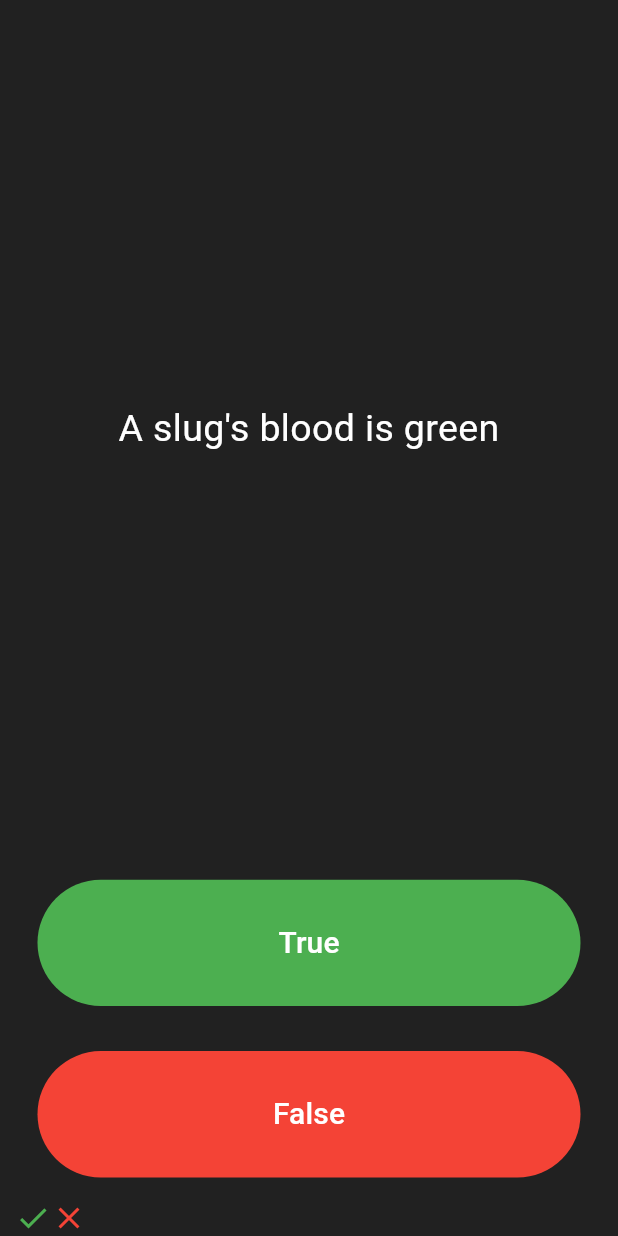
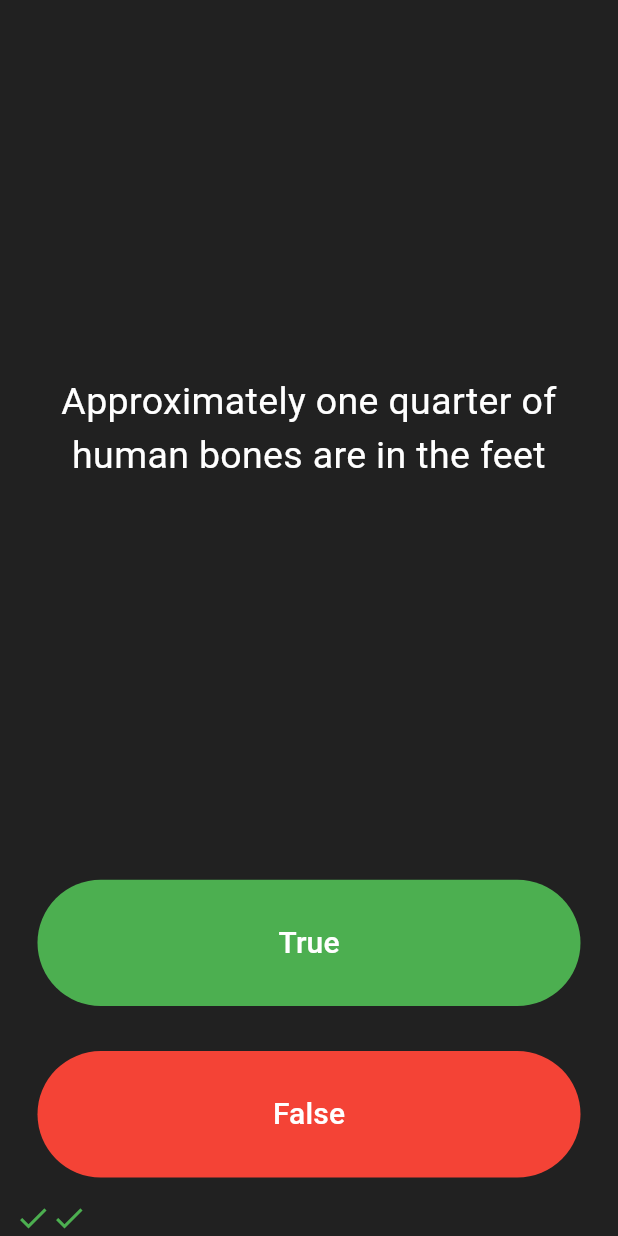
Before and after one commit to Spikree/quiz-app-in-flutter-, a Flutter app: the screen it shows after launch, after a tap on "True", after a tap on "False", on a phone screen of 412 x 824 dp. Run offline on Flutter 3.47's test engine with Material 3 defaults, Android fonts, the phone set to English and light mode, and no system bars.

```diff
--- a/lib/main.dart
+++ b/lib/main.dart
@@ -1,5 +1,7 @@
 import 'package:flutter/material.dart';
-import 'package:quiz_app/question.dart';
+import 'package:quiz_app/quiz_brain.dart';
+
+QuizBrain quizBrain = QuizBrain();
 
 void main() => runApp(Quizzler());
 
@@ -28,34 +30,29 @@ class QuizPage extends StatefulWidget {
 class _QuizPageState extends State<QuizPage> {
   List<Widget> scoreKeeper = [];
 
-  // List<String> questions = [
-  //   'You can lead a cow down stairs but not up stairs',
-  //   'Approximately one quarter of human bones are in the feet',
-  //   'A slug\'s blood is green',
-  // ];
+  void checkAnswer(bool userPickedAnswer) {
+    bool correctAnswer = quizBrain.getCorrectAnswer();
+    setState(
+      () {
+        if (userPickedAnswer == correctAnswer) {
+          scoreKeeper.add(
+            const Icon(
+              Icons.check,
+              color: Colors.green,
+            ),
+          );
+        } else {
+          scoreKeeper.add(const Icon(
+            Icons.close,
+            color: Colors.red,
+          ));
+        }
 
-  // List<bool> answers = [
-  //   false,
-  //   true,
-  //   true,
-  // ];
+        quizBrain.nextQuestion();
+      },
+    );
+  }
 
-  // Question q1 = Question(
-  //     questionText: 'You can lead a cow down stairs but not up stairs',
-  //     questionAnswer: false);
-
-  List<Question> questionBank = [
-    Question(
-        questionText: 'You can lead a cow down stairs but not up stairs',
-        questionAnswer: false),
-    Question(
-        questionText:
-            'Approximately one quarter of human bones are in the feet',
-        questionAnswer: true),
-    Question(questionText: 'A slug\'s blood is green', questionAnswer: true),
-  ];
-
-  int questionNumber = 0;
   @override
   Widget build(BuildContext context) {
     return Column(
@@ -68,7 +65,7 @@ class _QuizPageState extends State<QuizPage> {
             padding: EdgeInsets.all(10.0),
             child: Center(
               child: Text(
-                questionBank[questionNumber].questionText,
+                quizBrain.getQuestionText(),
                 textAlign: TextAlign.center,
                 style: TextStyle(
                   fontSize: 25.0,
@@ -93,24 +90,7 @@ class _QuizPageState extends State<QuizPage> {
                 ),
               ),
               onPressed: () {
-                bool correctAnswer =
-                    questionBank[questionNumber].questionAnswer;
-                if (correctAnswer == true) {
-                  print('user got it right');
-                } else {
-                  print('User got it wrong');
-                }
-                setState(
-                  () {
-                    scoreKeeper.add(
-                      const Icon(
-                        Icons.check,
-                        color: Colors.green,
-                      ),
-                    );
-                    questionNumber = questionNumber + 1;
-                  },
-                );
+                checkAnswer(true);
               },
             ),
           ),
@@ -130,24 +110,7 @@ class _QuizPageState extends State<QuizPage> {
                 ),
               ),
               onPressed: () {
-                bool correctAnswer =
-                    questionBank[questionNumber].questionAnswer;
-                if (correctAnswer == false) {
-                  print('user got it right');
-                } else {
-                  print('User got it wrong');
-                }
-                setState(
-                  () {
-                    scoreKeeper.add(
-                      Icon(
-                        Icons.close,
-                        color: Colors.red,
-                      ),
-                    );
-                    questionNumber = questionNumber + 1;
-                  },
-                );
+                checkAnswer(false);
               },
             ),
           ),
--- /dev/null
+++ b/lib/quiz_brain.dart
@@ -0,0 +1,66 @@
+import 'package:quiz_app/question.dart';
+
+class QuizBrain {
+  int _questionNumber = 0;
+
+  List<Question> _questionBank = [
+    Question(
+        questionText: 'Some cats are actually allergic to humans',
+        questionAnswer: true),
+    Question(
+        questionText: 'You can lead a cow down stairs but not up stairs',
+        questionAnswer: false),
+    Question(
+        questionText:
+            'Approximately one quarter of human bones are in the feet',
+        questionAnswer: true),
+    Question(questionText: 'A slug\'s blood is green', questionAnswer: true),
+    Question(
+        questionText: 'Buzz Aldrin\'s mother\'s maiden name was "Moon"',
+        questionAnswer: true),
+    Question(
+        questionText: 'It is illegal to pee in the Ocean in Portugal',
+        questionAnswer: true),
+    Question(
+        questionText:
+            'No piece of square dry paper can be folded in half more than 7 times',
+        questionAnswer: false),
+    Question(
+        questionText:
+            'In London, UK, if you happen to die in the House of Parliament, you are technically entitled to a state funeral, because the building is considered too sacred a place',
+        questionAnswer: true),
+    Question(
+        questionText:
+            'The loudest sound produced by any animal is 188 decibels. That animal is the African Elephant',
+        questionAnswer: false),
+    Question(
+        questionText:
+            'The total surface area of two human lungs is approximately 70 square metres',
+        questionAnswer: true),
+    Question(
+        questionText: 'Google was originally called "Backrub"',
+        questionAnswer: true),
+    Question(
+        questionText:
+            'Chocolate affects a dog\'s heart and nervous system; a few ounces are enough to kill a small dog',
+        questionAnswer: true),
+    Question(
+        questionText:
+            'In West Virginia, USA, if you accidentally hit an animal with your car, you are free to take it home to eat',
+        questionAnswer: true),
+  ];
+
+  void nextQuestion() {
+    if (_questionNumber < _questionBank.length - 1) {
+      _questionNumber++;
+    }
+  }
+
+  String getQuestionText() {
+    return _questionBank[_questionNumber].questionText;
+  }
+
+  bool getCorrectAnswer() {
+    return _questionBank[_questionNumber].questionAnswer;
+  }
+}
```
